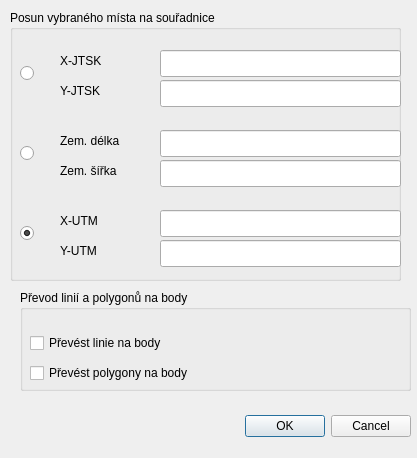
Qt form ui/coords.ui (ruz76/qgis_patrac_3) before a commit.
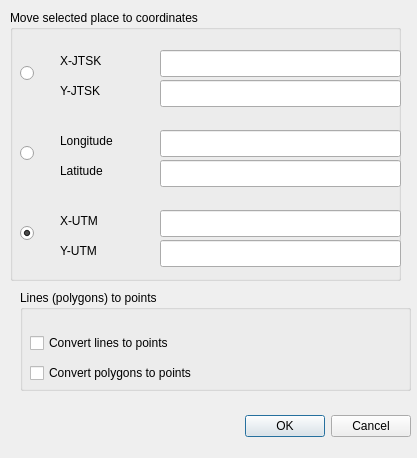
The same form after that commit.

Diff of the .ui file:
```diff
--- a/ui/coords.ui
+++ b/ui/coords.ui
@@ -39,7 +39,7 @@
     </rect>
    </property>
    <property name="title">
-    <string>Posun vybraného místa na souřadnice</string>
+    <string>Move selected place to coordinates</string>
    </property>
    <widget class="QLineEdit" name="lineEditX">
     <property name="geometry">
@@ -71,7 +71,7 @@
      </rect>
     </property>
     <property name="text">
-     <string>Zem. délka</string>
+     <string>Longitude</string>
     </property>
    </widget>
    <widget class="QRadioButton" name="radioButtonWGS">
@@ -152,7 +152,7 @@
      </rect>
     </property>
     <property name="text">
-     <string>Zem. šířka</string>
+     <string>Latitude</string>
     </property>
    </widget>
    <widget class="QLineEdit" name="lineEditLat">
@@ -238,7 +238,7 @@
     </rect>
    </property>
    <property name="title">
-    <string>Převod linií a polygonů na body</string>
+    <string>Lines (polygons) to points</string>
    </property>
    <widget class="QCheckBox" name="checkBoxLine">
     <property name="geometry">
@@ -250,7 +250,7 @@
      </rect>
     </property>
     <property name="text">
-     <string>Převést linie na body</string>
+     <string>Convert lines to points</string>
     </property>
    </widget>
    <widget class="QCheckBox" name="checkBoxPolygon">
@@ -263,7 +263,7 @@
      </rect>
     </property>
     <property name="text">
-     <string>Převést polygony na body</string>
+     <string>Convert polygons to points</string>
     </property>
    </widget>
    <zorder>checkBoxLine</zorder>
```
Left out of the diff: 5 changed lines with no effect on the pictures.
